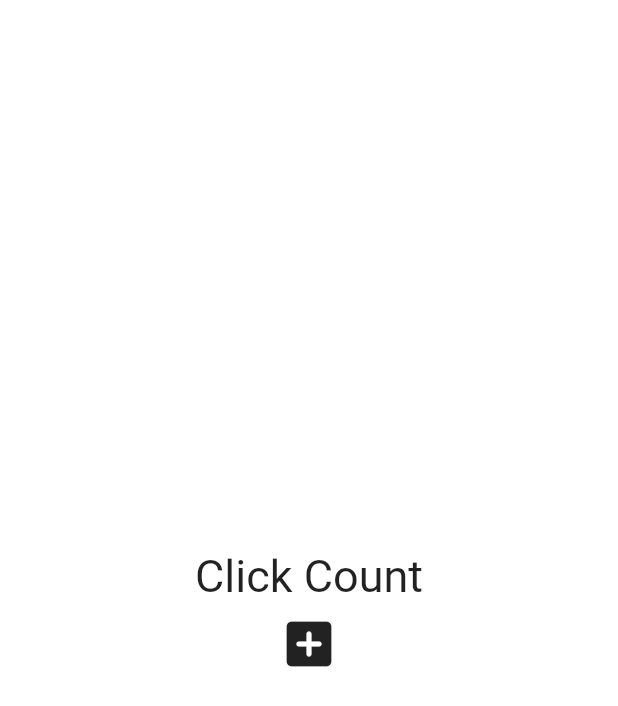
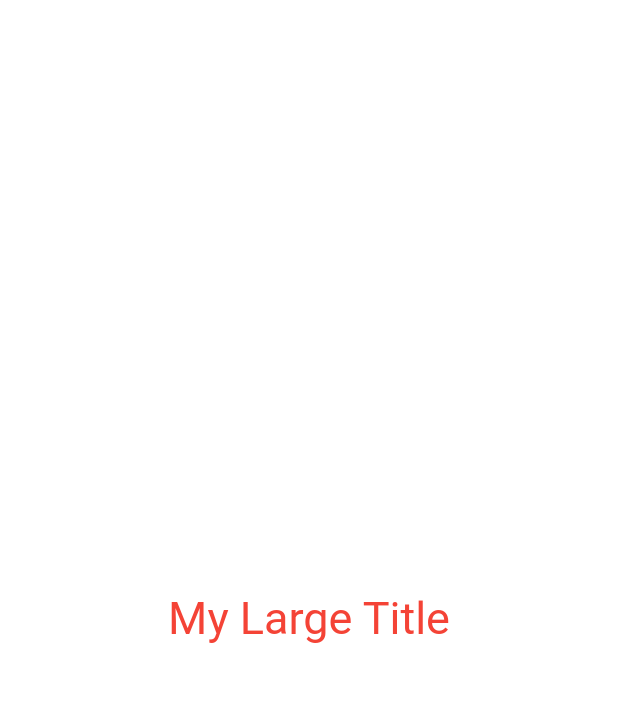
Before and after one commit to woong12/Flutter_UI, a Flutter app: the screen it shows after launch, on a phone screen of 412 x 824 dp. Shown: the top 706 px of the screen. Run offline on Flutter 3.47's test engine with Material 2 defaults, Android fonts, the phone set to English and light mode, and no system bars.

Commit message:
BuildContext

```diff
--- /dev/null
+++ b/ui2_pomodoro/lib/code/state.dart
@@ -0,0 +1,54 @@
+import 'package:flutter/material.dart';
+
+void main() {
+  runApp(const App());
+}
+
+class App extends StatefulWidget {
+  const App({super.key});
+
+  @override
+  State<App> createState() => _AppState();
+}
+
+class _AppState extends State<App> {
+  // int counter = 0;
+
+  List<int> numbers = [];
+
+  void onCliked() {
+    setState(() {
+      numbers.add(numbers.length);
+    });
+  }
+
+  @override
+  Widget build(BuildContext context) {
+    return MaterialApp(
+      home: Scaffold(
+        backgroundColor: Colors.white,
+        body: Center(
+          child: Column(
+            mainAxisAlignment: MainAxisAlignment.center,
+            children: [
+              const Text(
+                'Click Count',
+                style: TextStyle(
+                  fontSize: 30,
+                ),
+              ),
+              for (var n in numbers) Text('$n'),
+              IconButton(
+                iconSize: 40,
+                onPressed: onCliked,
+                icon: const Icon(
+                  Icons.add_box_rounded,
+                ),
+              ),
+            ],
+          ),
+        ),
+      ),
+    );
+  }
+}
--- a/ui2_pomodoro/lib/main.dart
+++ b/ui2_pomodoro/lib/main.dart
@@ -12,39 +12,23 @@
 }
 
 class _AppState extends State<App> {
-  // int counter = 0;
-
-  List<int> numbers = [];
-
-  void onCliked() {
-    setState(() {
-      numbers.add(numbers.length);
-    });
-  }
-
   @override
   Widget build(BuildContext context) {
     return MaterialApp(
+      theme: ThemeData(
+        textTheme: const TextTheme(
+          titleLarge: TextStyle(
+            color: Colors.red,
+          ),
+        ),
+      ),
       home: Scaffold(
         backgroundColor: Colors.white,
         body: Center(
           child: Column(
             mainAxisAlignment: MainAxisAlignment.center,
-            children: [
-              const Text(
-                'Click Count',
-                style: TextStyle(
-                  fontSize: 30,
-                ),
-              ),
-              for (var n in numbers) Text('$n'),
-              IconButton(
-                iconSize: 40,
-                onPressed: onCliked,
-                icon: const Icon(
-                  Icons.add_box_rounded,
-                ),
-              ),
+            children: const [
+              MyLargeTitle(),
             ],
           ),
         ),
@@ -52,3 +36,20 @@
     );
   }
 }
+
+class MyLargeTitle extends StatelessWidget {
+  const MyLargeTitle({
+    super.key,
+  });
+
+  @override
+  Widget build(BuildContext context) {
+    return Text(
+      'My Large Title',
+      style: TextStyle(
+        fontSize: 30,
+        color: Theme.of(context).textTheme.titleLarge!.color,
+      ),
+    );
+  }
+}
```
